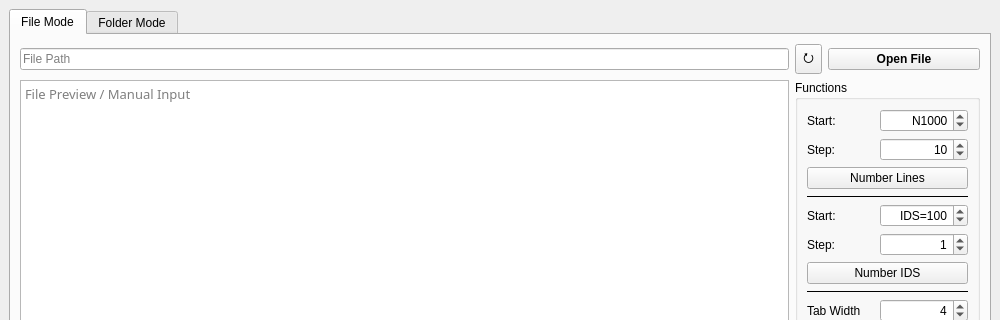
Qt form src/ui/MainWindow.ui (tschneiderr/cnc-tool) before a commit; both pictures show x 0 to 1000 and y 0 to 320 of the 1000 by 750 pixel window.
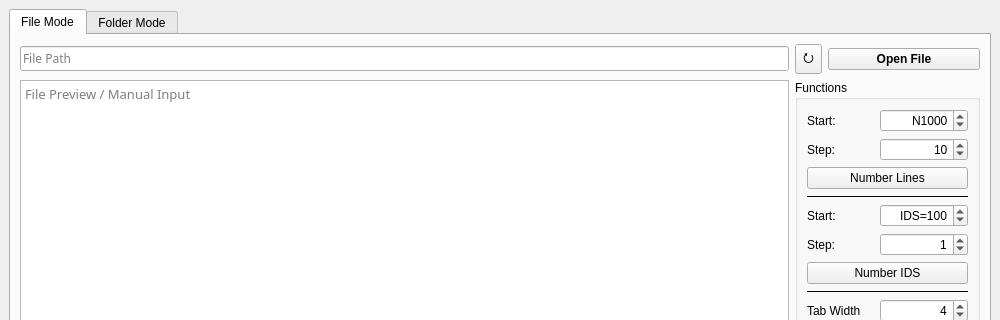
The same form after that commit.

Commit message: Change font of paths display

```diff
--- a/src/ui/MainWindow.ui
+++ b/src/ui/MainWindow.ui
@@ -73,6 +73,11 @@
           </item>
           <item row="0" column="0">
            <widget class="QLineEdit" name="le_file_path">
+            <property name="font">
+             <font>
+              <family>Cascadia Mono Light</family>
+             </font>
+            </property>
             <property name="readOnly">
              <bool>true</bool>
             </property>
```
Left out of the diff: 5 changed lines with no effect on the pictures.
